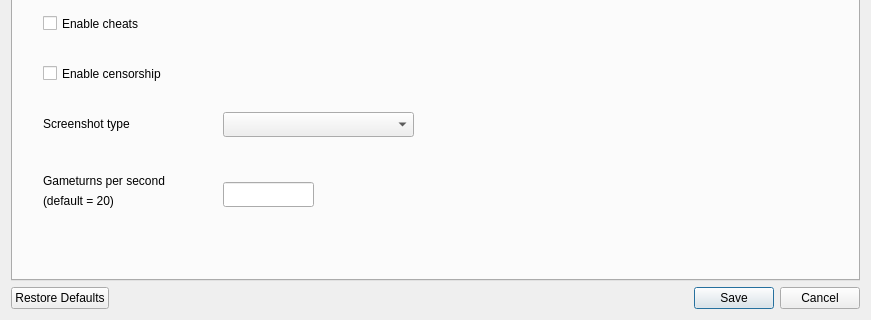
Before: the Qt Designer form ui/settingsdialog.ui in yani/keeperfx-launcher-qt, drawn with Qt 5; both pictures show x 0 to 871 and y 224 to 544 of the 871 by 544 pixel window.
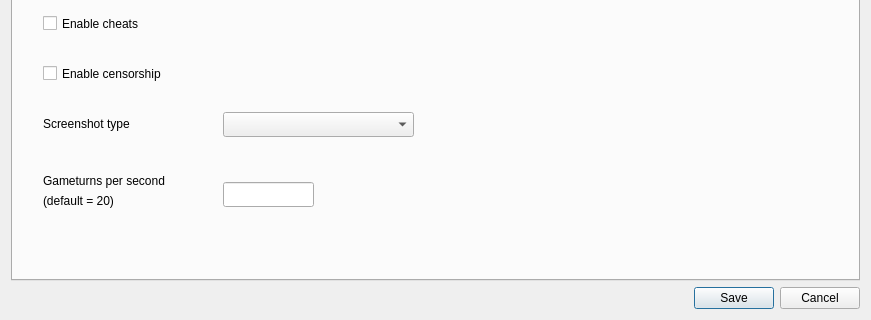
After: the same form once the commit is applied. Icons and pictures are not drawn.

Commit message: disable 'Restore Defaults' button in settings dialog for now

The edit to the form file:
```diff
--- a/ui/settingsdialog.ui
+++ b/ui/settingsdialog.ui
@@ -1470,7 +1470,7 @@
       </font>
      </property>
      <property name="standardButtons">
-      <set>QDialogButtonBox::StandardButton::Cancel|QDialogButtonBox::StandardButton::RestoreDefaults|QDialogButtonBox::StandardButton::Save</set>
+      <set>QDialogButtonBox::StandardButton::Cancel|QDialogButtonBox::StandardButton::Save</set>
      </property>
     </widget>
    </item>
```
